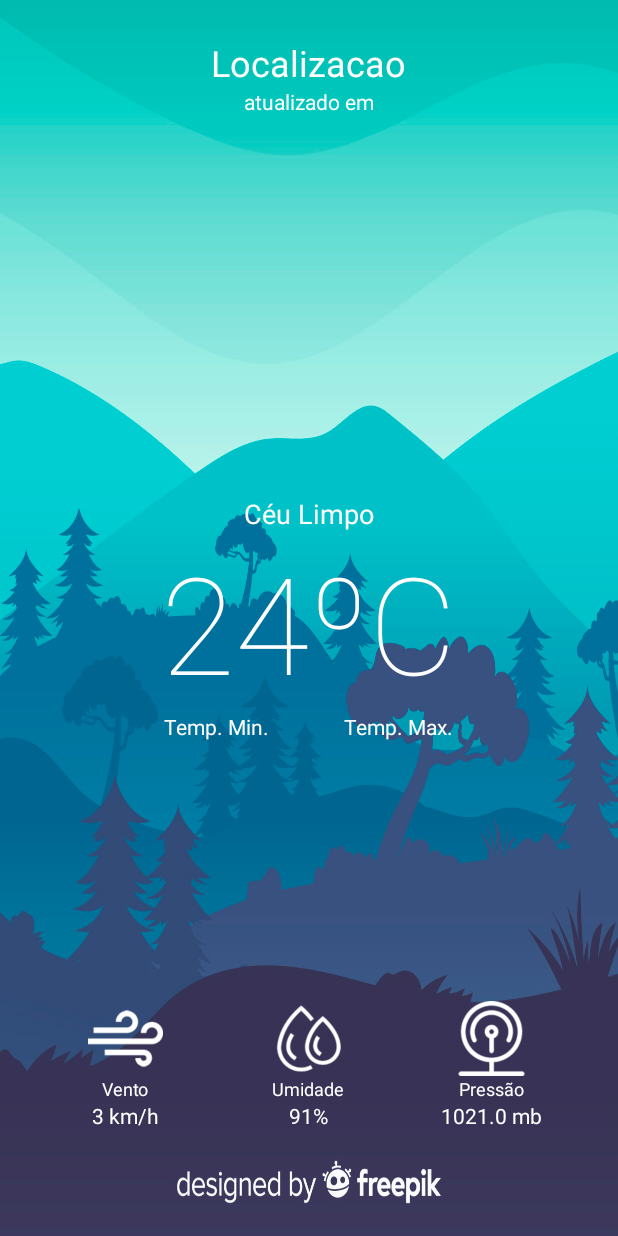
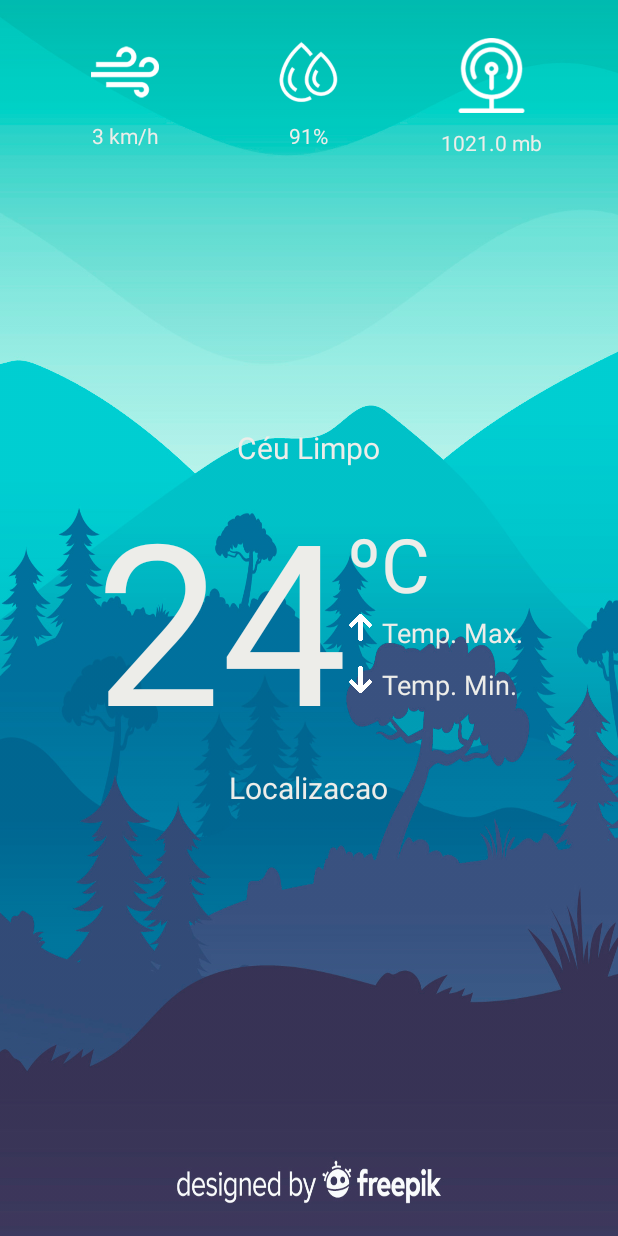
Before and after one commit to matt-ritton/ufrrj.trab-sd, an Android app: the layout activity_main.xml on its own in the app's theme, with its tools: preview values and no code run, on a phone screen of 412 x 824 dp. Run offline under Robolectric (Android 15) with nearby library versions, the phone set to English and light mode, and no system bars.

Commit message:
feat(homescreen): tela finalizada

```diff
--- a/app/src/main/java/com/example/trab_sd/MainActivity.kt
+++ b/app/src/main/java/com/example/trab_sd/MainActivity.kt
@@ -3,20 +3,25 @@ package com.example.trab_sd
 import android.os.AsyncTask
 import androidx.appcompat.app.AppCompatActivity
 import android.os.Bundle
+import android.util.Log
 import android.view.View
-import android.widget.ProgressBar
-import android.widget.RelativeLayout
-import android.widget.TextView
+import android.widget.*
+import androidx.constraintlayout.widget.ConstraintLayout
 import org.json.JSONObject
+import org.w3c.dom.Text
 import java.net.URL
+import java.util.*
+import java.text.SimpleDateFormat as SimpleDateFormat1
 
 class MainActivity : AppCompatActivity() {
 
     val CITY: String = "seropédica,br"
     val API: String = "6e4ca54b59b3892d5409cc23e5a900ee"
+    val LANG: String = "pt_br"
 
     override fun onCreate(savedInstanceState: Bundle?) {
         super.onCreate(savedInstanceState)
+        supportActionBar?.hide()
         setContentView(R.layout.activity_main)
 
         weatherTask().execute()
@@ -34,7 +39,7 @@ class MainActivity : AppCompatActivity() {
         override fun doInBackground(vararg p0: String?): String? {
 
             var response:String? = try {
-                URL("https://api.openweathermap.org/data/2.5/weather?q=$CITY&units=metric&appid=$API").readText(Charsets.UTF_8)
+                URL("https://api.openweathermap.org/data/2.5/weather?q=$CITY&units=metric&appid=$API&lang=$LANG").readText(Charsets.UTF_8)
 
             } catch (e: Exception) {
                 null
@@ -46,14 +51,42 @@ class MainActivity : AppCompatActivity() {
             try {
                 //Extraindo dados do JSON da API
                 val jsonObj = JSONObject(result)
-                val main = jsonObj.getJSONObject("main");
-                val sys = jsonObj.getJSONObject("sys");
-                val wind = jsonObj.getJSONObject("wind");
-                val weather = jsonObj.getJSONArray("weather").getJSONObject(0);
+                val main = jsonObj.getJSONObject("main")
+                val sys = jsonObj.getJSONObject("sys")
+                val wind = jsonObj.getJSONObject("wind")
+                val weather = jsonObj.getJSONArray("weather").getJSONObject(0)
                 val address = jsonObj.getString("name")+", "+sys.getString("country")
+                //--------------------------------------//
+                val status = weather.getString("description").replaceFirstChar { it.uppercase() }
+                val temp = main.getString("temp").substring(0,2)
+                val temp_min = main.getString("temp_min").substring(0,2)
+                val temp_max = main.getString("temp_max").substring(0,2)
+                //--------------------------------------//
+                val windSpeed = wind.getString("speed")
+                val humidity = main.getString("humidity")
+                val pressure = main.getString("pressure")
+
+                //--------------------------------------//
+                //Muda o wallpaper conforme a hora
+                val timeNow = Calendar.getInstance().get(Calendar.HOUR_OF_DAY)
+
+                if (timeNow <= 6) {
+                    findViewById<ConstraintLayout>(R.id.main).setBackgroundResource(R.drawable.bg_night)
+                }
+                if (timeNow >= 18) {
+                    findViewById<ConstraintLayout>(R.id.main).setBackgroundResource(R.drawable.bg_night)
+                }
+                //--------------------------------------//
 
                 //Exibindo os dados em tela
-                findViewById<TextView>(R.id.address).text= address
+                findViewById<TextView>(R.id.address).text = address
+                findViewById<TextView>(R.id.status).text = status
+                findViewById<TextView>(R.id.temp).text = temp
+                findViewById<TextView>(R.id.temp_min).text = temp_min + "º"
+                findViewById<TextView>(R.id.temp_max).text = temp_max + "º"
+                findViewById<TextView>(R.id.wind).text = windSpeed + " km/h"
+                findViewById<TextView>(R.id.humidity).text = humidity + "%"
+                findViewById<TextView>(R.id.pressure).text = pressure + " mb"
 
                 // -------------------------------------------------- //
                 findViewById<ProgressBar>(R.id.loader).visibility = View.GONE
--- a/app/src/main/res/layout/activity_main.xml
+++ b/app/src/main/res/layout/activity_main.xml
@@ -2,12 +2,13 @@
 <androidx.constraintlayout.widget.ConstraintLayout xmlns:android="http://schemas.android.com/apk/res/android"
     xmlns:app="http://schemas.android.com/apk/res-auto"
     xmlns:tools="http://schemas.android.com/tools"
+    android:id="@+id/main"
     android:layout_width="match_parent"
     android:layout_height="match_parent"
     android:padding="25dp"
     tools:context=".MainActivity"
     tools:visibility="visible"
-    android:background="@drawable/bg_image">
+    android:background="@drawable/bg_default">
 
     <RelativeLayout
         android:id="@+id/mainContainer"
@@ -18,93 +19,12 @@
         <!-- Localizacao -->
 
         <LinearLayout
-            android:id="@+id/addressContainer"
+            android:id="@+id/detailsContainer"
             android:layout_width="match_parent"
             android:layout_height="wrap_content"
             android:orientation="vertical"
             android:gravity="center">
 
-            <TextView
-                android:id="@+id/address"
-                android:layout_width="wrap_content"
-                android:layout_height="wrap_content"
-                android:textSize="24sp"
-                android:text="Localizacao">
-            </TextView>
-
-            <TextView
-                android:id="@+id/updated_at"
-                android:layout_width="wrap_content"
-                android:layout_height="wrap_content"
-                android:textSize="14sp"
-                android:text="atualizado em">
-            </TextView>
-        </LinearLayout>
-
-        <!-- Conteudo Principal -->
-        <LinearLayout
-            android:id="@+id/overviewContainer"
-            android:layout_width="match_parent"
-            android:layout_height="wrap_content"
-            android:orientation="vertical"
-            android:layout_centerInParent="true">
-
-            <TextView
-                android:id="@+id/status"
-                android:layout_width="wrap_content"
-                android:layout_height="wrap_content"
-                android:layout_gravity="center"
-                android:textSize="18sp"
-                android:text="Céu Limpo">
-            </TextView>
-
-            <TextView
-                android:id="@+id/temp"
-                android:layout_width="wrap_content"
-                android:layout_height="wrap_content"
-                android:layout_gravity="center"
-                android:textSize="90sp"
-                android:fontFamily="sans-serif-thin"
-                android:text="24ºC">
-            </TextView>
-
-            <LinearLayout
-                android:id="@+id/info"
-                android:layout_width="match_parent"
-                android:layout_height="wrap_content"
-                android:gravity="center"
-                android:orientation="horizontal">
-
-                <TextView
-                    android:id="@+id/temp_min"
-                    android:layout_width="wrap_content"
-                    android:layout_height="wrap_content"
-                    android:text="Temp. Min.">
-                </TextView>
-
-                <Space
-                    android:layout_width="50sp"
-                    android:layout_height="wrap_content">
-                </Space>
-
-                <TextView
-                    android:id="@+id/temp_max"
-                    android:layout_width="wrap_content"
-                    android:layout_height="wrap_content"
-                    android:text="Temp. Max.">
-                </TextView>
-
-            </LinearLayout>
-
-        </LinearLayout>
-
-        <!-- Detalhes -->
-        <LinearLayout
-            android:id="@+id/detailsContainer"
-            android:layout_width="match_parent"
-            android:layout_height="wrap_content"
-            android:orientation="vertical"
-            android:layout_alignParentBottom="true">
 
             <LinearLayout
                 android:layout_width="match_parent"
@@ -121,23 +41,12 @@
                     android:layout_height="wrap_content">
 
                     <ImageView
-                        android:layout_width="50dp"
-                        android:layout_height="50dp"
+                        android:layout_width="45dp"
+                        android:layout_height="45dp"
                         android:src="@drawable/wind"
-                        android:tint="#FFF">
+                        android:tint="#FFF"
+                        android:layout_marginBottom="10sp">
                     </ImageView>
-
-                    <Space
-                        android:layout_width="5dp"
-                        android:layout_height="wrap_content">
-                    </Space>
-
-                    <TextView
-                        android:layout_width="wrap_content"
-                        android:layout_height="wrap_content"
-                        android:textSize="12sp"
-                        android:text="Vento">
-                    </TextView>
 
                     <TextView
                         android:id="@+id/wind"
@@ -162,23 +71,12 @@
                     android:layout_height="wrap_content">
 
                     <ImageView
-                        android:layout_width="50dp"
-                        android:layout_height="50dp"
+                        android:layout_width="45dp"
+                        android:layout_height="45dp"
                         android:src="@drawable/humidity"
-                        android:tint="#FFF">
+                        android:tint="#FFF"
+                        android:layout_marginBottom="10sp">
                     </ImageView>
-
-                    <Space
-                        android:layout_width="5dp"
-                        android:layout_height="wrap_content">
-                    </Space>
-
-                    <TextView
-                        android:layout_width="wrap_content"
-                        android:layout_height="wrap_content"
-                        android:textSize="12sp"
-                        android:text="Umidade">
-                    </TextView>
 
                     <TextView
                         android:id="@+id/humidity"
@@ -206,36 +104,135 @@
                         android:layout_width="50dp"
                         android:layout_height="50dp"
                         android:src="@drawable/pressure"
-                        android:tint="#FFF">
-                    </ImageView>
-
-                    <Space
-                        android:layout_width="5dp"
-                        android:layout_height="wrap_content">
-                    </Space>
-
-                    <TextView
-                        android:layout_width="wrap_content"
-                        android:layout_height="wrap_content"
-                        android:textSize="12sp"
-                        android:text="Pressão">
-                    </TextView>
+                        android:tint="#FFF"
+                        android:layout_marginBottom="10sp"/>
 
                     <TextView
                         android:id="@+id/pressure"
                         android:layout_width="wrap_content"
                         android:layout_height="wrap_content"
                         android:textSize="14sp"
-                        android:text="1021.0 mb">
-                    </TextView>
+                        android:text="1021.0 mb"/>
+
                 </LinearLayout>
 
             </LinearLayout>
 
-            <Space
+        </LinearLayout>
+
+        <!-- Conteudo Principal -->
+        <LinearLayout
+            android:id="@+id/overviewContainer"
+            android:layout_width="match_parent"
+            android:layout_height="wrap_content"
+            android:layout_centerInParent="true"
+            android:gravity="center"
+            android:orientation="vertical"
+            android:weightSum="2">
+
+            <TextView
+                android:id="@+id/status"
                 android:layout_width="wrap_content"
-                android:layout_height="45dp">
-            </Space>
+                android:layout_height="wrap_content"
+                android:layout_gravity="center"
+                android:textSize="20sp"
+                android:text="Céu Limpo"/>
+
+            <LinearLayout
+                android:layout_width="wrap_content"
+                android:layout_height="wrap_content"
+                android:orientation="horizontal">
+
+                <TextView
+                    android:id="@+id/temp"
+                    android:layout_width="wrap_content"
+                    android:layout_height="wrap_content"
+                    android:layout_gravity="center"
+                    android:text="24"
+                    android:textSize="150sp"/>
+
+                <LinearLayout
+                    android:layout_width="wrap_content"
+                    android:layout_height="wrap_content"
+                    android:orientation="vertical">
+
+                    <TextView
+                        android:layout_width="wrap_content"
+                        android:layout_height="wrap_content"
+                        android:layout_marginTop="30sp"
+                        android:text="ºC"
+                        android:textSize="50sp"/>
+
+                    <LinearLayout
+                        android:layout_width="wrap_content"
+                        android:layout_height="wrap_content"
+                        android:orientation="horizontal">
+
+                        <ImageView
+                            android:layout_width="18sp"
+                            android:layout_height="18dp"
+                            android:src="@drawable/arrow"
+                            android:tint="#FFF" />
+
+                        <Space
+                            android:layout_width="5sp"
+                            android:layout_height="wrap_content" />
+
+                        <TextView
+                            android:id="@+id/temp_max"
+                            android:layout_width="wrap_content"
+                            android:layout_height="wrap_content"
+                            android:text="Temp. Max."
+                            android:textSize="18sp"/>
+                    </LinearLayout>
+
+                    <Space
+                        android:layout_width="wrap_content"
+                        android:layout_height="10sp" />
+
+                    <LinearLayout
+                        android:layout_width="wrap_content"
+                        android:layout_height="wrap_content"
+                        android:orientation="horizontal">
+
+                        <ImageView
+                            android:layout_width="18sp"
+                            android:layout_height="18dp"
+                            android:rotation="180"
+                            android:src="@drawable/arrow"
+                            android:tint="#FFF" />
+
+                        <Space
+                            android:layout_width="5sp"
+                            android:layout_height="wrap_content" />
+
+                        <TextView
+                            android:id="@+id/temp_min"
+                            android:layout_width="wrap_content"
+                            android:layout_height="wrap_content"
+                            android:text="Temp. Min."
+                            android:textSize="18sp"/>
+                    </LinearLayout>
+                </LinearLayout>
+
+            </LinearLayout>
+
+            <!--Localizacao -->
+            <LinearLayout
+                android:id="@+id/addressContainer"
+                android:layout_width="match_parent"
+                android:layout_height="wrap_content"
+                android:gravity="center"
+                android:orientation="horizontal">
+
+                <TextView
+                    android:id="@+id/address"
+                    android:layout_width="wrap_content"
+                    android:layout_height="wrap_content"
+                    android:textSize="20sp"
+                    android:text="Localizacao">
+                </TextView>
+            </LinearLayout>
 
         </LinearLayout>
 
--- a/app/src/main/res/values/themes.xml
+++ b/app/src/main/res/values/themes.xml
@@ -1,6 +1,8 @@
 <resources xmlns:tools="http://schemas.android.com/tools">
     <!-- Base application theme. -->
     <style name="Theme.TrabSD" parent="Theme.MaterialComponents.DayNight.DarkActionBar">
+        <item name="android:windowTranslucentStatus">true</item>
+        <item name="android:windowTranslucentNavigation">true</item>
         <!-- Primary brand color. -->
         <item name="colorPrimary">@color/purple_500</item>
         <item name="colorPrimaryVariant">@color/purple_700</item>
@@ -12,6 +14,6 @@
         <!-- Status bar color. -->
         <item name="android:statusBarColor" tools:targetApi="l">?attr/colorPrimaryVariant</item>
         <!-- Customize your theme here. -->
-        <item name="android:textColor">#FFF</item>
+        <item name="android:textColor">#EDEDE9</item>
     </style>
 </resources>
```
Also changed, not shown: app/src/main/res/drawable-v24/arrow.png (added), app/src/main/res/drawable-v24/bg_default.jpg (renamed from app/src/main/res/drawable-v24/bg_image.jpg), app/src/main/res/drawable-v24/bg_night.png (added).
